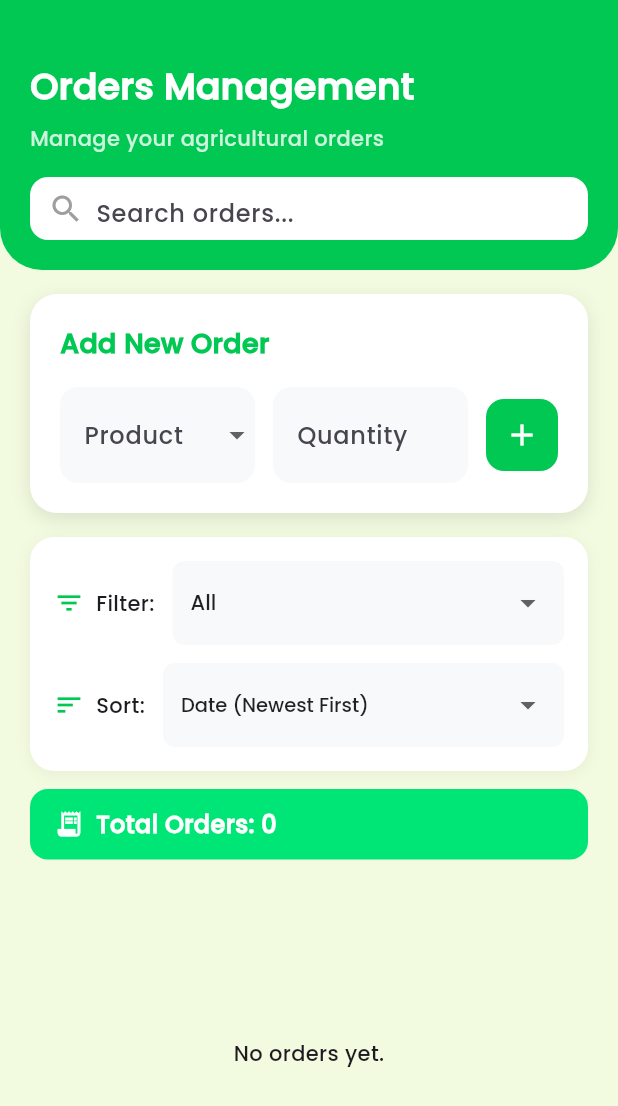
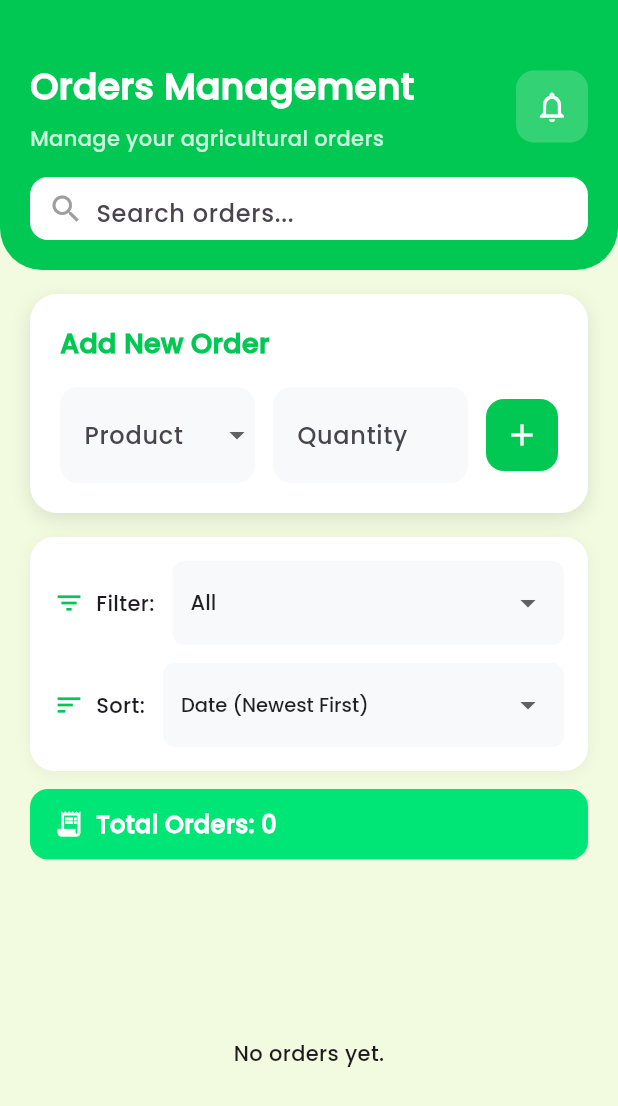
Before and after one commit to ScarletVonRosefall/AgriSynch, a Flutter app: the AgriSynchOrdersPage screen opened directly, on a phone screen of 412 x 824 dp. Shown: the top 1106 px of the screen. Run offline on Flutter 3.47's test engine with Material 3 defaults, Android fonts, the phone set to English and light mode, and no system bars; our stand-ins replace flutter_secure_storage, shared_preferences, table_calendar; accounts and stored records are empty.

Commit message:
Updated The UI to be similar to each other (Notification Icon)

```diff
--- a/AgriSynch/lib/AgriSynchOrdersPage.dart
+++ b/AgriSynch/lib/AgriSynchOrdersPage.dart
@@ -239,6 +239,13 @@ class _AgriSynchOrdersPageState extends State<AgriSynchOrdersPage> {
             child: Column(
               crossAxisAlignment: CrossAxisAlignment.start,
               children: [
+                Row(
+                  mainAxisAlignment: MainAxisAlignment.spaceBetween,
+                  children: [
+                    Expanded(
+                      child: Column(
+                        crossAxisAlignment: CrossAxisAlignment.start,
+                        children: [
                           const Text(
                             'Orders Management',
                             style: TextStyle(
@@ -256,6 +263,33 @@ class _AgriSynchOrdersPageState extends State<AgriSynchOrdersPage> {
                               color: Colors.white.withOpacity(0.8),
                               fontSize: 14,
                             ),
+                          ),
+                        ],
+                      ),
+                    ),
+                    Container(
+                      decoration: BoxDecoration(
+                        color: Colors.white.withOpacity(0.2),
+                        borderRadius: BorderRadius.circular(12),
+                      ),
+                      child: IconButton(
+                        onPressed: () {
+                          ScaffoldMessenger.of(context).showSnackBar(
+                            const SnackBar(
+                              content: Text('No new notifications'),
+                              duration: Duration(seconds: 2),
+                              backgroundColor: Color(0xFF00C853),
+                            ),
+                          );
+                        },
+                        icon: const Icon(
+                          Icons.notifications_outlined,
+                          color: Colors.white,
+                          size: 24,
+                        ),
+                      ),
+                    ),
+                  ],
                 ),
                 const SizedBox(height: 16),
                 _buildSearchSection(),
```
Also changed, not shown: AgriSynch/lib/AgriSynchHomePage.dart (+20 -5 lines), AgriSynch/lib/AgriSynchTasksPage.dart (+20 -5 lines). Lines whose indentation alone changed are shown as unchanged.
